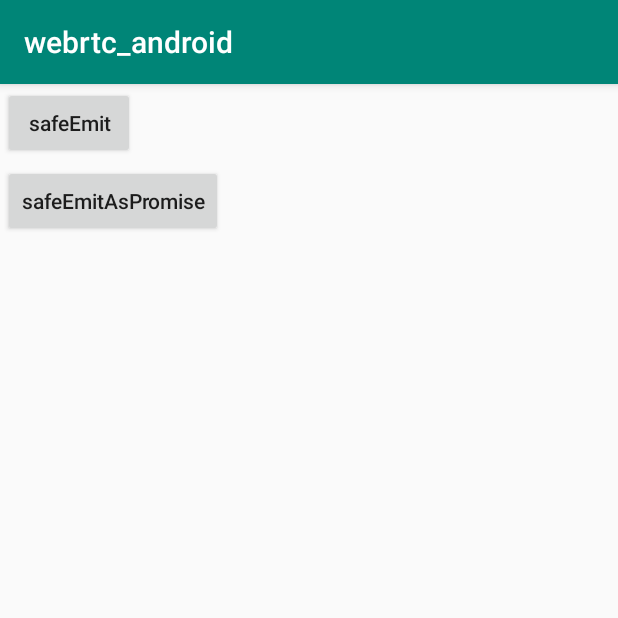
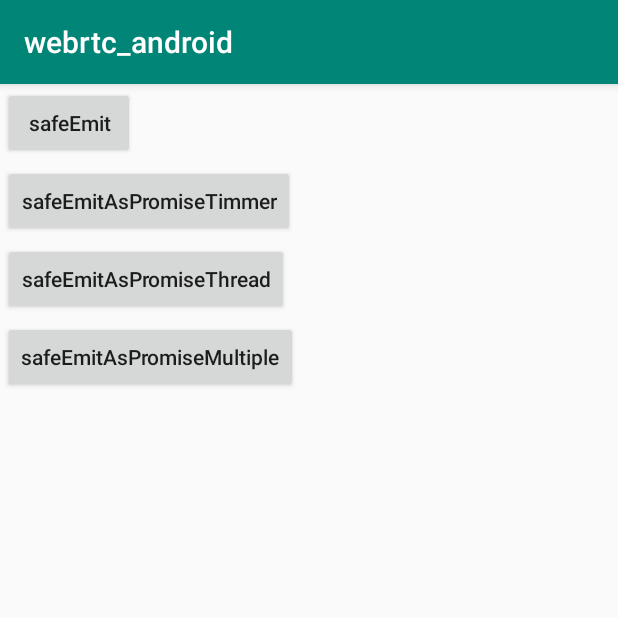
Before and after one commit to qdgx/mediasoupAndroid, an Android app: the screen it shows after launch (MainActivity), after a tap on "safeEmit", on a phone screen of 412 x 824 dp, the top half of it. Run offline under Robolectric (Android 15) with nearby library versions, the phone set to English and light mode, and no system bars; our stand-ins replace RxJava.

Commit message:
EnhancedEventEmitter修改及增加测试用例

```diff
--- a/app/src/main/res/layout/activity_main.xml
+++ b/app/src/main/res/layout/activity_main.xml
@@ -21,8 +21,22 @@
                     android:layout_height="wrap_content"
                     android:layout_margin="2dp"/>
             <Button
-                    android:id="@+id/safeEmitAsPromise"
-                    android:text="safeEmitAsPromise"
+                    android:id="@+id/safeEmitAsPromiseTimmer"
+                    android:text="safeEmitAsPromiseTimmer"
+                    android:textAllCaps="false"
+                    android:layout_width="wrap_content"
+                    android:layout_height="wrap_content"
+                    android:layout_margin="2dp"/>
+            <Button
+                    android:id="@+id/safeEmitAsPromiseThread"
+                    android:text="safeEmitAsPromiseThread"
+                    android:textAllCaps="false"
+                    android:layout_width="wrap_content"
+                    android:layout_height="wrap_content"
+                    android:layout_margin="2dp"/>
+            <Button
+                    android:id="@+id/safeEmitAsPromiseMultiple"
+                    android:text="safeEmitAsPromiseMultiple"
                     android:textAllCaps="false"
                     android:layout_width="wrap_content"
                     android:layout_height="wrap_content"
--- a/lib/src/main/java/com/versatica/mediasoup/EnhancedEventEmitter.kt
+++ b/lib/src/main/java/com/versatica/mediasoup/EnhancedEventEmitter.kt
@@ -3,29 +3,28 @@ package com.versatica
 import com.versatica.eventemitter.EventEmitter
 import com.versatica.mediasoup.Logger
 import io.reactivex.Observable
+import io.reactivex.ObservableEmitter
 import io.reactivex.ObservableOnSubscribe
 import io.reactivex.functions.Function
 import io.reactivex.schedulers.Schedulers
 import java.lang.Exception
 
-open class EnhancedEventEmitter: EventEmitter() {
+open class EnhancedEventEmitter : EventEmitter() {
     private var logger: Logger = Logger("EnhancedEventEmitter")
 
-    init{
+    init {
         this.setMaxListeners(Int.MAX_VALUE)
     }
 
-    public fun safeEmit(event:String,vararg args: Any){
+    public fun safeEmit(event: String, vararg args: Any) {
         try {
-            this.emit(event,*args)
-        }catch (error: Exception){
+            this.emit(event, *args)
+        } catch (error: Exception) {
             logger.error(error.toString())
         }
     }
 
-    public fun safeEmitAsPromise(event:String,vararg args: Any): Function<Any, Observable<Any>> {
-        return Function { input ->
-            Observable.create(ObservableOnSubscribe<Any> {
+    public fun safeEmitAsPromise(it: ObservableEmitter<Any>, event: String, vararg args: Any) {
         //success callback
         var callback = { result: Any ->
             it.onNext(result)
@@ -36,7 +35,5 @@ open class EnhancedEventEmitter: EventEmitter() {
             it.onError(Throwable(error))
         }
         safeEmit(event, *args, callback, errback)
-            }).subscribeOn(Schedulers.io())
     }
 }
-}
```
Also changed, not shown: app/src/main/java/com/versatica/mediasoup/demo/EventEmitterImpl.kt (+16 -1 lines), app/src/main/java/com/versatica/mediasoup/demo/MainActivity.kt (+89 -12 lines). Lines whose indentation alone changed are shown as unchanged.
